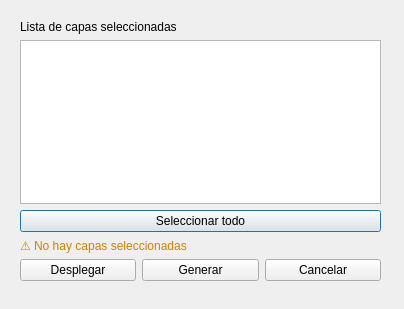
This is dialogs/ui/gispublisher_dialog.ui in lbdudc/qgispublisher as Qt 5 draws it before an edit. The edited form follows.
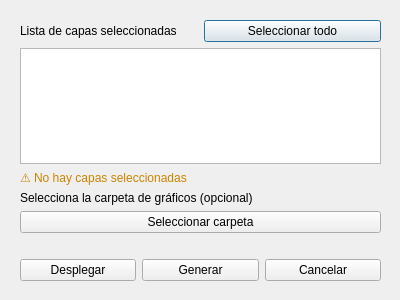
This is the edited form.

Commit message: Add charts folder handling with UI button

The edit to the form file:
```diff
--- a/dialogs/ui/gispublisher_dialog.ui
+++ b/dialogs/ui/gispublisher_dialog.ui
@@ -6,14 +6,33 @@
    <rect>
     <x>0</x>
     <y>0</y>
-    <width>404</width>
-    <height>309</height>
+    <width>400</width>
+    <height>300</height>
    </rect>
   </property>
   <property name="windowTitle">
    <string>Dialog</string>
   </property>
-  <widget class="QWidget" name="layoutWidget">
+  <widget class="QLabel" name="outputFolderLabel">
+   <property name="geometry">
+    <rect>
+     <x>20</x>
+     <y>220</y>
+     <width>371</width>
+     <height>21</height>
+    </rect>
+   </property>
+   <property name="sizePolicy">
+    <sizepolicy hsizetype="Preferred" vsizetype="Expanding">
+     <horstretch>0</horstretch>
+     <verstretch>0</verstretch>
+    </sizepolicy>
+   </property>
+   <property name="text">
+    <string/>
+   </property>
+  </widget>
+  <widget class="QWidget" name="">
    <property name="geometry">
     <rect>
      <x>20</x>
@@ -24,11 +43,22 @@
    </property>
    <layout class="QVBoxLayout" name="verticalLayout">
     <item>
-     <widget class="QLabel" name="label">
-      <property name="text">
-       <string>Lista de capas seleccionadas</string>
-      </property>
-     </widget>
+     <layout class="QHBoxLayout" name="horizontalLayout_2">
+      <item>
+       <widget class="QLabel" name="label">
+        <property name="text">
+         <string>Lista de capas seleccionadas</string>
+        </property>
+       </widget>
+      </item>
+      <item>
+       <widget class="QPushButton" name="selectAllButton">
+        <property name="text">
+         <string>Seleccionar todo</string>
+        </property>
+       </widget>
+      </item>
+     </layout>
     </item>
     <item>
      <widget class="QListWidget" name="layersList">
@@ -40,13 +70,6 @@
       </property>
      </widget>
     </item>
-    <item>
-     <widget class="QPushButton" name="selectAllButton">
-      <property name="text">
-       <string>Seleccionar todo</string>
-      </property>
-     </widget>
-    </item>
     <item>
      <widget class="QLabel" name="infoLabel">
       <property name="styleSheet">
@@ -60,6 +83,33 @@
       </property>
      </widget>
     </item>
+    <item>
+     <widget class="QLabel" name="label_2">
+      <property name="text">
+       <string>Selecciona la carpeta de gráficos (opcional)</string>
+      </property>
+     </widget>
+    </item>
+    <item>
+     <widget class="QPushButton" name="selectChartFolderButton">
+      <property name="text">
+       <string>Seleccionar carpeta</string>
+      </property>
+     </widget>
+    </item>
+    <item>
+     <widget class="QLabel" name="chartFolderLabel">
+      <property name="sizePolicy">
+       <sizepolicy hsizetype="Preferred" vsizetype="Expanding">
+        <horstretch>0</horstretch>
+        <verstretch>0</verstretch>
+       </sizepolicy>
+      </property>
+      <property name="text">
+       <string/>
+      </property>
+     </widget>
+    </item>
     <item>
      <layout class="QHBoxLayout" name="horizontalLayout">
       <item>
```
The commit also changes 5 other files.
